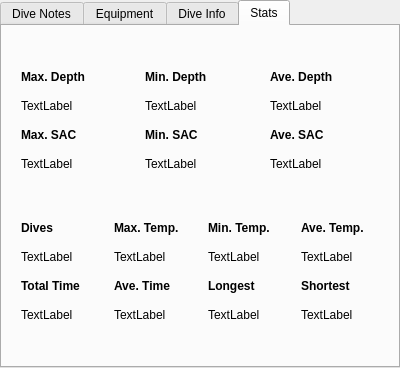
Before: the Qt Designer form qt-ui/maintab.ui in subsurface/subsurface, drawn with Qt 5.
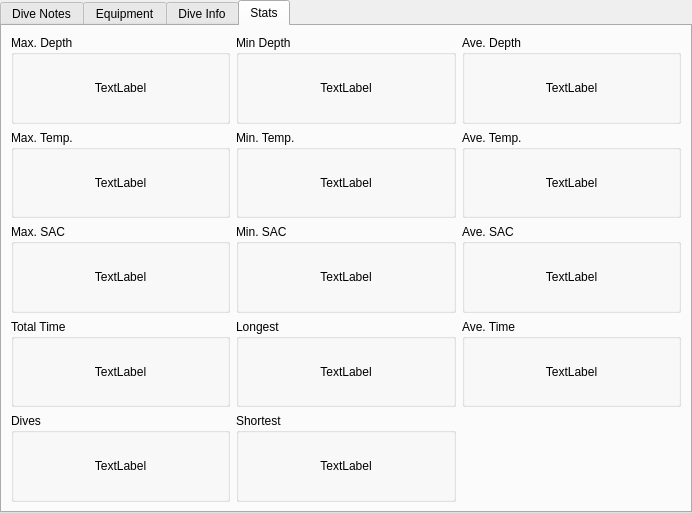
After: the same form once the commit is applied. The open tabs and pages were chosen to show the change. Custom widgets are drawn as their Qt base class.

Commit message:
Redesign of the Statistics tab try1
This moves the contents of the statistics tab to groupboxes,
so it's similar to what we had in GTK, but a bit prettier.
it's not what I plan to do in the final form, since I think
that a few 'min max avg' can be in it's own widget ( and maybe
a cute graph showing the values would also be nice. ) but its
an improvement from what we had.

```diff
--- a/qt-ui/maintab.ui
+++ b/qt-ui/maintab.ui
@@ -6,8 +6,8 @@
    <rect>
     <x>0</x>
     <y>0</y>
-    <width>400</width>
-    <height>368</height>
+    <width>692</width>
+    <height>513</height>
    </rect>
   </property>
   <property name="windowTitle">
@@ -523,348 +523,274 @@
    <attribute name="title">
     <string>Stats</string>
    </attribute>
-   <layout class="QVBoxLayout" name="verticalLayout_4">
-    <item>
-     <spacer name="verticalSpacer_6">
-      <property name="orientation">
-       <enum>Qt::Vertical</enum>
+   <layout class="QGridLayout" name="gridLayout">
+    <item row="2" column="0">
+     <widget class="QGroupBox" name="groupBox_8">
+      <property name="title">
+       <string>Max. Temp.</string>
       </property>
-      <property name="sizeHint" stdset="0">
-       <size>
-        <width>20</width>
-        <height>20</height>
-       </size>
-      </property>
-     </spacer>
-    </item>
+      <layout class="QHBoxLayout" name="horizontalLayout_5">
     <item>
-     <layout class="QGridLayout" name="statsUpperGridLayout">
-      <property name="margin">
-       <number>10</number>
-      </property>
-      <property name="spacing">
-       <number>15</number>
-      </property>
-      <item row="0" column="0">
-       <widget class="QLabel" name="maximumDepthAllLabel">
-        <property name="font">
-         <font>
-          <weight>75</weight>
-          <bold>true</bold>
-         </font>
-        </property>
-        <property name="text">
-         <string>Max. Depth</string>
-        </property>
-       </widget>
-      </item>
-      <item row="0" column="1">
-       <widget class="QLabel" name="minimumDepthAllLabel">
-        <property name="font">
-         <font>
-          <weight>75</weight>
-          <bold>true</bold>
-         </font>
-        </property>
-        <property name="text">
-         <string>Min. Depth</string>
-        </property>
-       </widget>
-      </item>
-      <item row="0" column="2">
-       <widget class="QLabel" name="averageDepthAllLabel">
-        <property name="font">
-         <font>
-          <weight>75</weight>
-          <bold>true</bold>
-         </font>
-        </property>
-        <property name="text">
-         <string>Ave. Depth</string>
-        </property>
-       </widget>
-      </item>
-      <item row="1" column="0">
-       <widget class="QLabel" name="maximumDepthAllText">
+        <widget class="QLabel" name="maximumTemperatureAllText">
         <property name="text">
          <string>TextLabel</string>
         </property>
-       </widget>
-      </item>
-      <item row="1" column="1">
+         <property name="alignment">
+          <set>Qt::AlignCenter</set>
+         </property>
+        </widget>
+       </item>
+      </layout>
+     </widget>
+    </item>
+    <item row="0" column="1">
+     <widget class="QGroupBox" name="groupBox_2">
+      <property name="title">
+       <string>Min Depth</string>
+      </property>
+      <layout class="QHBoxLayout" name="horizontalLayout_3">
+       <item>
        <widget class="QLabel" name="minimumDepthAllText">
         <property name="text">
          <string>TextLabel</string>
         </property>
-       </widget>
-      </item>
-      <item row="1" column="2">
+         <property name="alignment">
+          <set>Qt::AlignCenter</set>
+         </property>
+        </widget>
+       </item>
+      </layout>
+     </widget>
+    </item>
+    <item row="0" column="0">
+     <widget class="QGroupBox" name="groupBox">
+      <property name="title">
+       <string>Max. Depth</string>
+      </property>
+      <layout class="QHBoxLayout" name="horizontalLayout_2">
+       <item>
+        <widget class="QLabel" name="maximumDepthAllText">
+         <property name="text">
+          <string>TextLabel</string>
+         </property>
+         <property name="alignment">
+          <set>Qt::AlignCenter</set>
+         </property>
+        </widget>
+       </item>
+      </layout>
+      <zorder>maximumDepthAllText</zorder>
+      <zorder>minimumDepthAllText</zorder>
+     </widget>
+    </item>
+    <item row="2" column="2">
+     <widget class="QGroupBox" name="groupBox_10">
+      <property name="title">
+       <string>Ave. Temp.</string>
+      </property>
+      <layout class="QHBoxLayout" name="horizontalLayout_7">
+       <item>
+        <widget class="QLabel" name="averageTemperatureAllText">
+         <property name="text">
+          <string>TextLabel</string>
+         </property>
+         <property name="alignment">
+          <set>Qt::AlignCenter</set>
+         </property>
+        </widget>
+       </item>
+      </layout>
+     </widget>
+    </item>
+    <item row="4" column="2">
+     <widget class="QGroupBox" name="groupBox_12">
+      <property name="title">
+       <string>Ave. Time</string>
+      </property>
+      <layout class="QHBoxLayout" name="horizontalLayout_13">
+       <item>
+        <widget class="QLabel" name="averageTimeAllText">
+         <property name="text">
+          <string>TextLabel</string>
+         </property>
+         <property name="alignment">
+          <set>Qt::AlignCenter</set>
+         </property>
+        </widget>
+       </item>
+      </layout>
+     </widget>
+    </item>
+    <item row="2" column="1">
+     <widget class="QGroupBox" name="groupBox_9">
+      <property name="title">
+       <string>Min. Temp.</string>
+      </property>
+      <layout class="QHBoxLayout" name="horizontalLayout_6">
+       <item>
+        <widget class="QLabel" name="minimumTemperatureAllText">
+         <property name="text">
+          <string>TextLabel</string>
+         </property>
+         <property name="alignment">
+          <set>Qt::AlignCenter</set>
+         </property>
+        </widget>
+       </item>
+      </layout>
+     </widget>
+    </item>
+    <item row="0" column="2">
+     <widget class="QGroupBox" name="groupBox_3">
+      <property name="title">
+       <string>Ave. Depth</string>
+      </property>
+      <layout class="QHBoxLayout" name="horizontalLayout_4">
+       <item>
        <widget class="QLabel" name="averageDepthAllText">
         <property name="text">
          <string>TextLabel</string>
         </property>
-       </widget>
-      </item>
-      <item row="2" column="0">
-       <widget class="QLabel" name="maximumSacAllLabel">
-        <property name="font">
-         <font>
-          <weight>75</weight>
-          <bold>true</bold>
-         </font>
-        </property>
-        <property name="text">
+         <property name="alignment">
+          <set>Qt::AlignCenter</set>
+         </property>
+        </widget>
+       </item>
+      </layout>
+     </widget>
+    </item>
+    <item row="3" column="0">
+     <widget class="QGroupBox" name="groupBox_4">
+      <property name="title">
          <string>Max. SAC</string>
         </property>
-       </widget>
-      </item>
-      <item row="2" column="1">
-       <widget class="QLabel" name="minimumSacAllLabel">
-        <property name="font">
-         <font>
-          <weight>75</weight>
-          <bold>true</bold>
-         </font>
-        </property>
-        <property name="text">
-         <string>Min. SAC</string>
-        </property>
-       </widget>
-      </item>
-      <item row="2" column="2">
-       <widget class="QLabel" name="averageSacAllLabel">
-        <property name="font">
-         <font>
-          <weight>75</weight>
-          <bold>true</bold>
-         </font>
-        </property>
-        <property name="text">
-         <string>Ave. SAC</string>
-        </property>
-       </widget>
-      </item>
-      <item row="3" column="0">
+      <layout class="QHBoxLayout" name="horizontalLayout_10">
+       <item>
        <widget class="QLabel" name="maximumSacAllText">
         <property name="text">
          <string>TextLabel</string>
         </property>
+         <property name="alignment">
+          <set>Qt::AlignCenter</set>
+         </property>
+        </widget>
+       </item>
+      </layout>
        </widget>
       </item>
       <item row="3" column="1">
+     <widget class="QGroupBox" name="groupBox_5">
+      <property name="title">
+       <string>Min. SAC</string>
+      </property>
+      <layout class="QHBoxLayout" name="horizontalLayout_9">
+       <item>
        <widget class="QLabel" name="minimumSacAllText">
         <property name="text">
          <string>TextLabel</string>
         </property>
+         <property name="alignment">
+          <set>Qt::AlignCenter</set>
+         </property>
+        </widget>
+       </item>
+      </layout>
        </widget>
       </item>
       <item row="3" column="2">
+     <widget class="QGroupBox" name="groupBox_6">
+      <property name="title">
+       <string>Ave. SAC</string>
+      </property>
+      <layout class="QHBoxLayout" name="horizontalLayout_8">
+       <item>
        <widget class="QLabel" name="averageSacAllText">
         <property name="text">
          <string>TextLabel</string>
         </property>
+         <property name="alignment">
+          <set>Qt::AlignCenter</set>
+         </property>
        </widget>
       </item>
      </layout>
+     </widget>
     </item>
-    <item>
-     <spacer name="verticalSpacer_5">
-      <property name="orientation">
-       <enum>Qt::Vertical</enum>
-      </property>
-      <property name="sizeHint" stdset="0">
-       <size>
-        <width>20</width>
-        <height>20</height>
-       </size>
-      </property>
-     </spacer>
-    </item>
-    <item>
-     <layout class="QGridLayout" name="statsLowerGridLayout">
-      <property name="margin">
-       <number>10</number>
-      </property>
-      <property name="spacing">
-       <number>15</number>
-      </property>
-      <item row="0" column="0">
-       <widget class="QLabel" name="divesAllLabel">
-        <property name="font">
-         <font>
-          <weight>75</weight>
-          <bold>true</bold>
-         </font>
-        </property>
-        <property name="text">
+    <item row="7" column="0">
+     <widget class="QGroupBox" name="groupBox_7">
+      <property name="title">
          <string>Dives</string>
         </property>
-        <property name="alignment">
-         <set>Qt::AlignBottom|Qt::AlignLeading|Qt::AlignLeft</set>
-        </property>
-       </widget>
-      </item>
-      <item row="0" column="1">
-       <widget class="QLabel" name="maximumTemperatureLabel">
-        <property name="font">
-         <font>
-          <weight>75</weight>
-          <bold>true</bold>
-         </font>
-        </property>
-        <property name="text">
-         <string>Max. Temp.</string>
-        </property>
-       </widget>
-      </item>
-      <item row="0" column="2">
-       <widget class="QLabel" name="minimumTemperatureAllLabel">
-        <property name="font">
-         <font>
-          <weight>75</weight>
-          <bold>true</bold>
-         </font>
-        </property>
-        <property name="text">
-         <string>Min. Temp.</string>
-        </property>
-       </widget>
-      </item>
-      <item row="0" column="3">
-       <widget class="QLabel" name="averageTemperatureAllLabel">
-        <property name="font">
-         <font>
-          <weight>75</weight>
-          <bold>true</bold>
-         </font>
-        </property>
-        <property name="text">
-         <string>Ave. Temp.</string>
-        </property>
-       </widget>
-      </item>
-      <item row="1" column="0">
+      <layout class="QHBoxLayout" name="horizontalLayout_15">
+       <item>
        <widget class="QLabel" name="divesAllText">
         <property name="text">
          <string>TextLabel</string>
         </property>
-       </widget>
-      </item>
-      <item row="1" column="1">
-       <widget class="QLabel" name="maximumTemperatureAllText">
-        <property name="text">
-         <string>TextLabel</string>
+         <property name="alignment">
+          <set>Qt::AlignCenter</set>
         </property>
        </widget>
       </item>
-      <item row="1" column="2">
-       <widget class="QLabel" name="minimumTemperatureAllText">
-        <property name="text">
-         <string>TextLabel</string>
-        </property>
-       </widget>
-      </item>
-      <item row="1" column="3">
-       <widget class="QLabel" name="averageTemperatureAllText">
-        <property name="text">
-         <string>TextLabel</string>
-        </property>
-       </widget>
-      </item>
-      <item row="2" column="0">
-       <widget class="QLabel" name="totalTimeAllLabel">
-        <property name="font">
-         <font>
-          <weight>75</weight>
-          <bold>true</bold>
-         </font>
-        </property>
-        <property name="text">
-         <string>Total Time</string>
-        </property>
-       </widget>
-      </item>
-      <item row="2" column="1">
-       <widget class="QLabel" name="averageTimeAllLabel">
-        <property name="font">
-         <font>
-          <weight>75</weight>
-          <bold>true</bold>
-         </font>
-        </property>
-        <property name="text">
-         <string>Ave. Time</string>
-        </property>
-       </widget>
-      </item>
-      <item row="2" column="2">
-       <widget class="QLabel" name="longestAllLabel">
-        <property name="font">
-         <font>
-          <weight>75</weight>
-          <bold>true</bold>
-         </font>
-        </property>
-        <property name="text">
+      </layout>
+     </widget>
+    </item>
+    <item row="4" column="1">
+     <widget class="QGroupBox" name="groupBox_13">
+      <property name="title">
          <string>Longest</string>
         </property>
-       </widget>
-      </item>
-      <item row="2" column="3">
-       <widget class="QLabel" name="shortestAllLabel">
-        <property name="font">
-         <font>
-          <weight>75</weight>
-          <bold>true</bold>
-         </font>
-        </property>
-        <property name="text">
-         <string>Shortest</string>
-        </property>
-       </widget>
-      </item>
-      <item row="3" column="0">
-       <widget class="QLabel" name="totalTimeAllText">
-        <property name="text">
-         <string>TextLabel</string>
-        </property>
-       </widget>
-      </item>
-      <item row="3" column="1">
-       <widget class="QLabel" name="averageTimeAllText">
-        <property name="text">
-         <string>TextLabel</string>
-        </property>
-       </widget>
-      </item>
-      <item row="3" column="2">
+      <layout class="QHBoxLayout" name="horizontalLayout_12">
+       <item>
        <widget class="QLabel" name="longestAllText">
         <property name="text">
          <string>TextLabel</string>
         </property>
-       </widget>
-      </item>
-      <item row="3" column="3">
+         <property name="alignment">
+          <set>Qt::AlignCenter</set>
+         </property>
+        </widget>
+       </item>
+      </layout>
+     </widget>
+    </item>
+    <item row="4" column="0">
+     <widget class="QGroupBox" name="groupBox_11">
+      <property name="title">
+       <string>Total Time</string>
+      </property>
+      <layout class="QHBoxLayout" name="horizontalLayout_11">
+       <item>
+        <widget class="QLabel" name="totalTimeAllText">
+         <property name="text">
+          <string>TextLabel</string>
+         </property>
+         <property name="alignment">
+          <set>Qt::AlignCenter</set>
+         </property>
+        </widget>
+       </item>
+      </layout>
+     </widget>
+    </item>
+    <item row="7" column="1">
+     <widget class="QGroupBox" name="groupBox_14">
+      <property name="title">
+       <string>Shortest</string>
+      </property>
+      <layout class="QHBoxLayout" name="horizontalLayout_14">
+       <item>
        <widget class="QLabel" name="shortestAllText">
         <property name="text">
          <string>TextLabel</string>
         </property>
+         <property name="alignment">
+          <set>Qt::AlignCenter</set>
+         </property>
        </widget>
       </item>
      </layout>
-    </item>
-    <item>
-     <spacer name="verticalSpacer_2">
-      <property name="orientation">
-       <enum>Qt::Vertical</enum>
-      </property>
-      <property name="sizeHint" stdset="0">
-       <size>
-        <width>20</width>
-        <height>20</height>
-       </size>
-      </property>
-     </spacer>
+     </widget>
     </item>
    </layout>
   </widget>
```
Left out of the diff: 2 changed lines with no effect on the pictures. Lines whose indentation alone changed are shown as unchanged.
